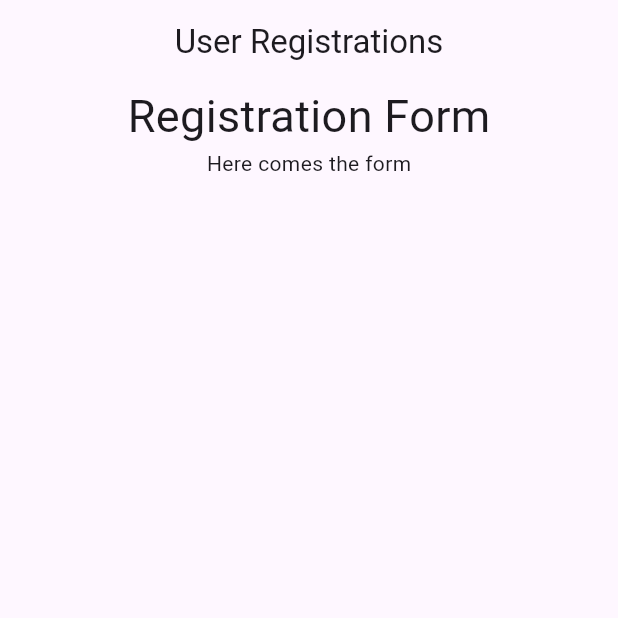
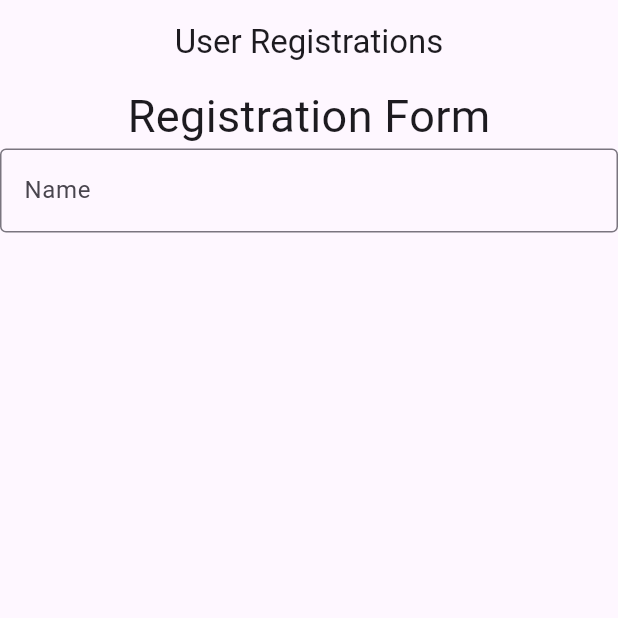
Before and after one commit to skillyheads/scet-flutter, a Flutter app: the screen it shows after launch, on a phone screen of 412 x 824 dp, the top half of it. Run offline on Flutter 3.47's test engine with Material 3 defaults, Android fonts, the phone set to English and light mode, and no system bars; our stand-ins replace shared_preferences.

Commit message:
Commit#2

```diff
--- a/registrations_showcase/lib/main.dart
+++ b/registrations_showcase/lib/main.dart
@@ -53,8 +53,27 @@ class RegistrationForm extends StatefulWidget {
 }
 
 class _RegistrationFormState extends State<RegistrationForm> {
+  final _formKey = GlobalKey<FormState>();
   @override
   Widget build(BuildContext context) {
-    return Container(child: Text('Here comes the form'));
+    return Form(
+      key: _formKey,
+      child: Column(
+        children: [
+          TextFormField(
+            decoration: InputDecoration(
+              labelText: 'Name',
+              border: OutlineInputBorder(),
+            ),
+            validator: (value) {
+              if (value!.length < 3) {
+                return "Name should atleast have 3 characters";
+              }
+              return null;
+            },
+          ),
+        ],
+      ),
+    );
   }
 }
```
